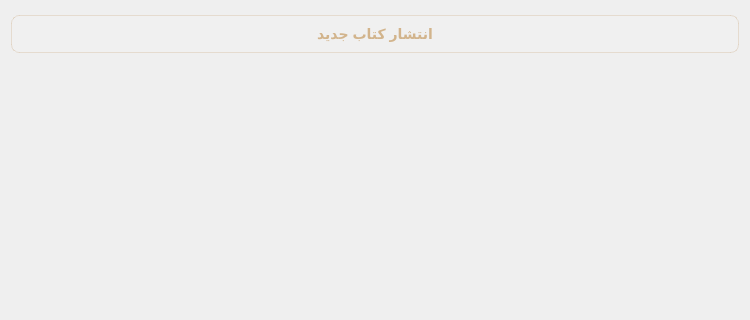
The window that Client/publisher/publisherbookwidget.ui (Onyx1907/Lumina-EBook-Platform) describes before a commit, drawn with Qt 5; both pictures show x 0 to 750 and y 0 to 320 of the 750 by 550 pixel window.
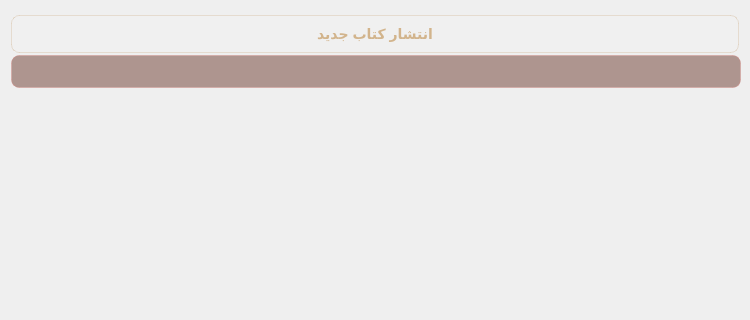
The same window after the commit.

```diff
--- a/Client/publisher/publisherbookwidget.ui
+++ b/Client/publisher/publisherbookwidget.ui
@@ -72,6 +72,50 @@
      </property>
     </widget>
    </item>
+   <item>
+    <widget class="QLabel" name="error_label">
+     <property name="sizePolicy">
+      <sizepolicy hsizetype="Fixed" vsizetype="Fixed">
+       <horstretch>0</horstretch>
+       <verstretch>0</verstretch>
+      </sizepolicy>
+     </property>
+     <property name="minimumSize">
+      <size>
+       <width>730</width>
+       <height>0</height>
+      </size>
+     </property>
+     <property name="maximumSize">
+      <size>
+       <width>730</width>
+       <height>16777215</height>
+      </size>
+     </property>
+     <property name="styleSheet">
+      <string notr="true">QLabel {
+    background-color: rgba(93, 37, 25, 0.45);  /* پس‌زمینه شیشه‌ای شرابی/شکلاتی تیره */
+    border: 1px solid rgba(217, 136, 128, 0.35); /* مرز ملو متمایل به رز-گلد شفاف */
+    border-radius: 8px;                         /* گوشه‌های نرم */
+    color: #FADBD8;                             /* رنگ متن صورتی بسیار ملایم و خوانا */
+    font-family: &quot;Segoe UI&quot;, &quot;Tahoma&quot;;
+    font-size: 13px;
+    font-weight: bold;
+    padding: 8px 16px;                          /* ایجاد فضای تنفس داخلی برای حالت شیشه‌ای */
+    qproperty-alignment: 'AlignCenter';         /* وسط‌چین کردن متن خطا */
+}</string>
+     </property>
+     <property name="text">
+      <string/>
+     </property>
+     <property name="alignment">
+      <set>Qt::AlignCenter</set>
+     </property>
+     <property name="wordWrap">
+      <bool>true</bool>
+     </property>
+    </widget>
+   </item>
    <item>
     <widget class="QListWidget" name="listWidget">
      <property name="styleSheet">
```
